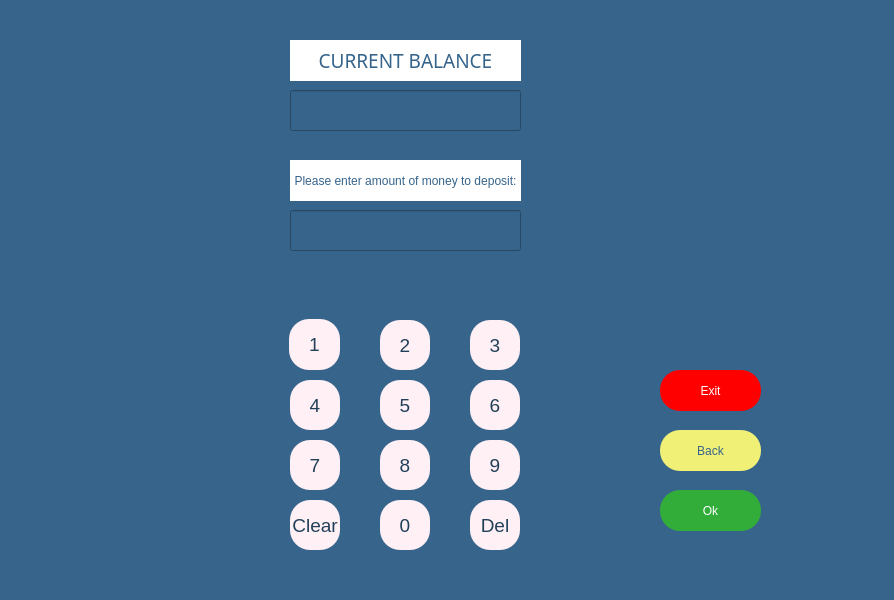
The window that insertpage.ui (melihorhanyilmaz/Project) describes before a commit, drawn with Qt 5.
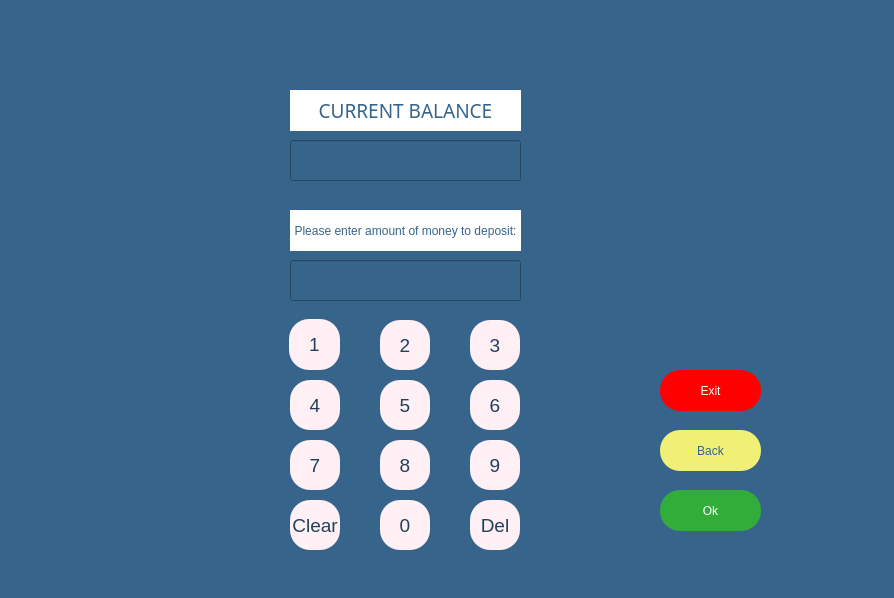
The same window after the commit.

The edit to the form file:
```diff
--- a/insertpage.ui
+++ b/insertpage.ui
@@ -7,7 +7,7 @@
     <x>0</x>
     <y>0</y>
     <width>894</width>
-    <height>600</height>
+    <height>598</height>
    </rect>
   </property>
   <property name="windowTitle">
@@ -196,7 +196,7 @@
     <property name="geometry">
      <rect>
       <x>290</x>
-      <y>160</y>
+      <y>210</y>
       <width>231</width>
       <height>41</height>
      </rect>
@@ -255,7 +255,7 @@
     <property name="geometry">
      <rect>
       <x>290</x>
-      <y>40</y>
+      <y>90</y>
       <width>231</width>
       <height>41</height>
      </rect>
@@ -285,7 +285,7 @@
     <property name="geometry">
      <rect>
       <x>290</x>
-      <y>210</y>
+      <y>260</y>
       <width>231</width>
       <height>41</height>
      </rect>
@@ -302,7 +302,7 @@
     <property name="geometry">
      <rect>
       <x>290</x>
-      <y>90</y>
+      <y>140</y>
       <width>231</width>
       <height>41</height>
      </rect>
@@ -403,10 +403,10 @@
    <widget class="QLabel" name="la_error">
     <property name="geometry">
      <rect>
-      <x>290</x>
-      <y>270</y>
-      <width>231</width>
-      <height>31</height>
+      <x>170</x>
+      <y>20</y>
+      <width>481</width>
+      <height>41</height>
      </rect>
     </property>
     <property name="styleSheet">
@@ -416,6 +416,9 @@
     <property name="text">
      <string/>
     </property>
+    <property name="alignment">
+     <set>Qt::AlignCenter</set>
+    </property>
    </widget>
   </widget>
   <widget class="QMenuBar" name="menubar">
```
